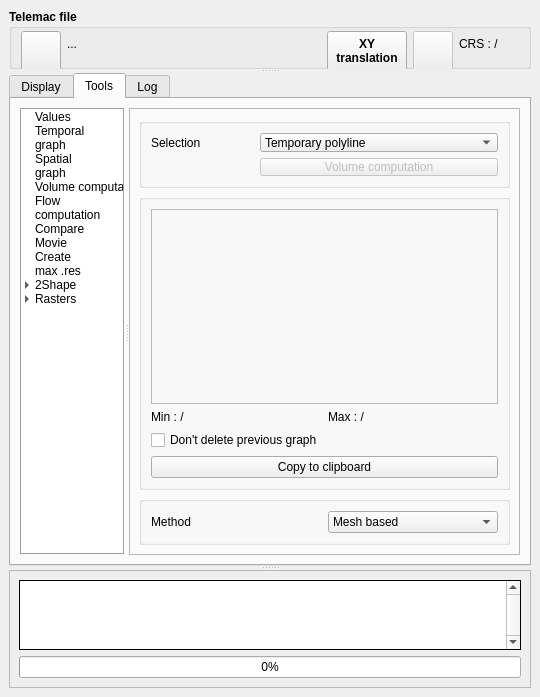
The window that ui/properties.ui (Artelia/PostTelemac) describes before a commit, drawn with Qt 5.
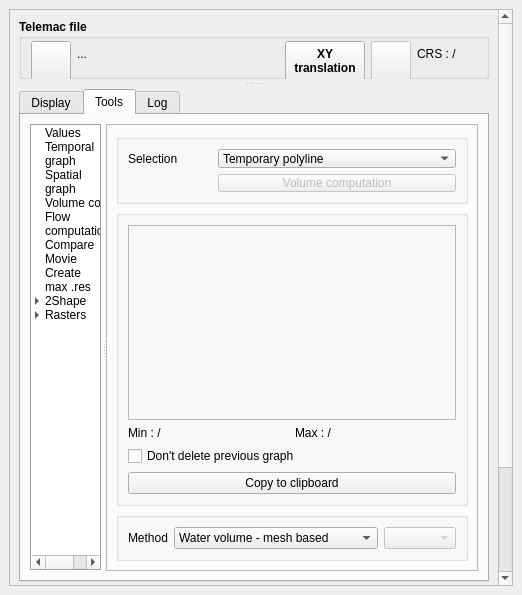
The same window after the commit. The open tabs and pages were chosen to show the change. Icons and pictures are not drawn.

Patch:
```diff
--- a/ui/properties.ui
+++ b/ui/properties.ui
@@ -6,8 +6,8 @@
    <rect>
     <x>0</x>
     <y>0</y>
-    <width>514</width>
-    <height>689</height>
+    <width>486</width>
+    <height>595</height>
    </rect>
   </property>
   <property name="sizePolicy">
@@ -18,14 +18,14 @@
   </property>
   <property name="minimumSize">
    <size>
-    <width>514</width>
-    <height>689</height>
+    <width>486</width>
+    <height>111</height>
    </size>
   </property>
   <property name="maximumSize">
    <size>
     <width>9999</width>
-    <height>9999</height>
+    <height>99999</height>
    </size>
   </property>
   <property name="floating">
@@ -50,11 +50,41 @@
    <property name="maximumSize">
     <size>
      <width>9999</width>
-     <height>9999</height>
+     <height>99999</height>
     </size>
    </property>
    <layout class="QVBoxLayout" name="verticalLayout_14">
     <item>
+     <widget class="QScrollArea" name="scrollArea">
+      <property name="sizePolicy">
+       <sizepolicy hsizetype="MinimumExpanding" vsizetype="Expanding">
+        <horstretch>0</horstretch>
+        <verstretch>0</verstretch>
+       </sizepolicy>
+      </property>
+      <property name="horizontalScrollBarPolicy">
+       <enum>Qt::ScrollBarAlwaysOff</enum>
+      </property>
+      <property name="widgetResizable">
+       <bool>true</bool>
+      </property>
+      <widget class="QWidget" name="scrollAreaWidgetContents">
+       <property name="geometry">
+        <rect>
+         <x>0</x>
+         <y>0</y>
+         <width>449</width>
+         <height>677</height>
+        </rect>
+       </property>
+       <property name="sizePolicy">
+        <sizepolicy hsizetype="Ignored" vsizetype="Expanding">
+         <horstretch>0</horstretch>
+         <verstretch>0</verstretch>
+        </sizepolicy>
+       </property>
+       <layout class="QVBoxLayout" name="verticalLayout_16">
+        <item>
      <widget class="QSplitter" name="splitter">
       <property name="frameShape">
        <enum>QFrame::NoFrame</enum>
@@ -65,6 +95,9 @@
       <property name="opaqueResize">
        <bool>true</bool>
       </property>
+          <property name="handleWidth">
+           <number>10</number>
+          </property>
       <property name="childrenCollapsible">
        <bool>true</bool>
       </property>
@@ -2141,8 +2174,8 @@
                 <property name="title">
                  <string/>
                 </property>
-                <layout class="QGridLayout" name="gridLayout_29">
-                 <item row="0" column="0">
+                    <layout class="QHBoxLayout" name="horizontalLayout_4" stretch="1,2,0">
+                     <item>
                   <widget class="QLabel" name="label_31">
                    <property name="sizePolicy">
                     <sizepolicy hsizetype="Preferred" vsizetype="Fixed">
@@ -2155,13 +2188,35 @@
                    </property>
                   </widget>
                  </item>
-                 <item row="0" column="1">
-                  <widget class="QComboBox" name="comboBox_flowmethod_2">
                    <item>
+                      <widget class="QComboBox" name="comboBox_volumemethod">
+                       <item>
                     <property name="text">
-                     <string>Mesh based</string>
-                    </property>
-                   </item>
+                         <string>Water volume - mesh based</string>
+                        </property>
+                       </item>
+                       <item>
+                        <property name="text">
+                         <string>Water volume - voronoi based</string>
+                        </property>
+                       </item>
+                       <item>
+                        <property name="text">
+                         <string>Parameter volume - mesh based</string>
+                        </property>
+                       </item>
+                       <item>
+                        <property name="text">
+                         <string>Parameter volume - voronoi based</string>
+                        </property>
+                       </item>
+                      </widget>
+                     </item>
+                     <item>
+                      <widget class="QComboBox" name="comboBox_volumeparam">
+                       <property name="enabled">
+                        <bool>false</bool>
+                       </property>
                   </widget>
                  </item>
                 </layout>
@@ -3295,6 +3350,10 @@
           <property name="invertedAppearance">
            <bool>false</bool>
           </property>
+             </widget>
+            </item>
+           </layout>
+          </widget>
          </widget>
         </item>
        </layout>
```
Lines whose indentation alone changed are shown as unchanged.
